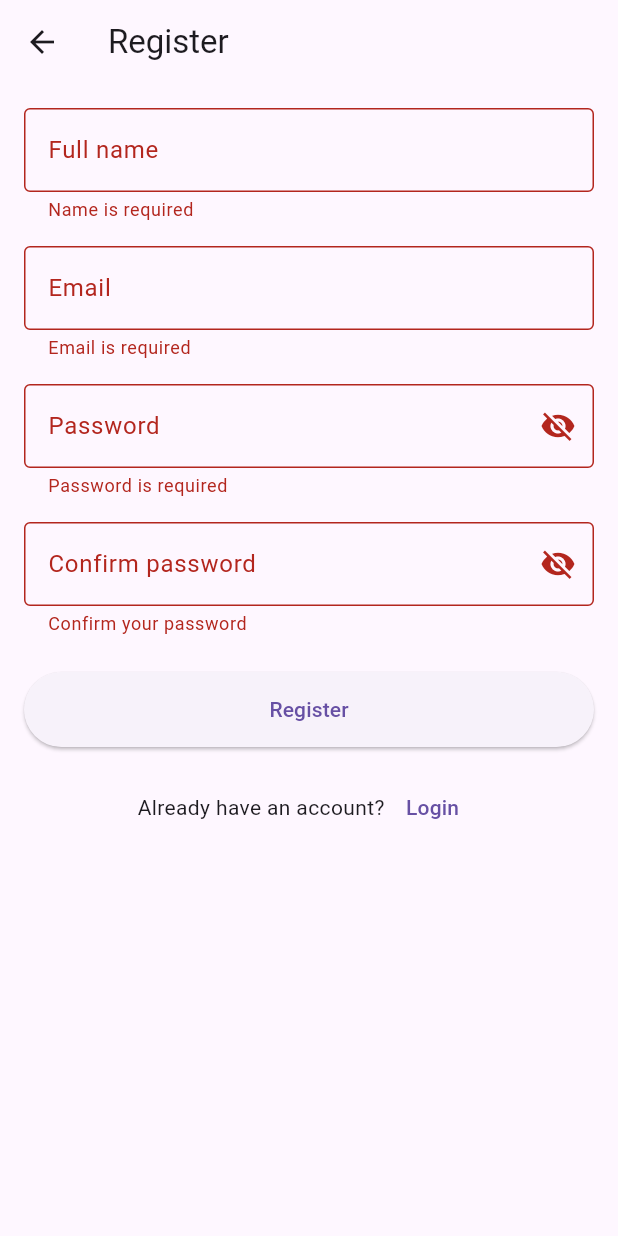
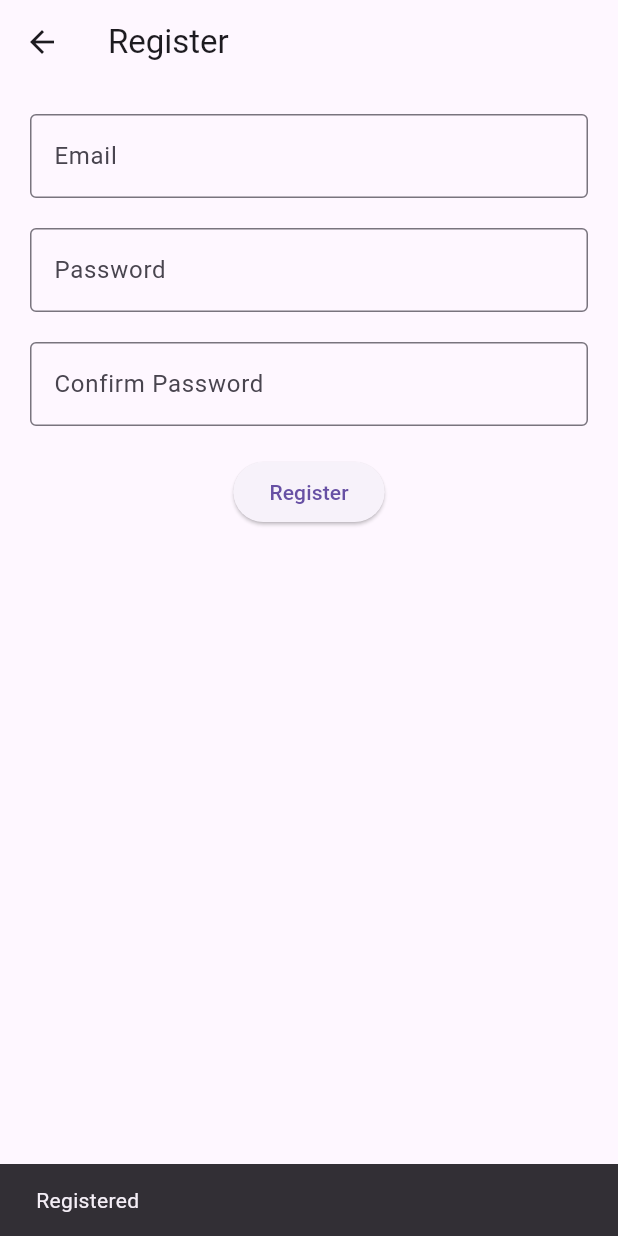
Before and after one commit to IshaSavaliya25/Flutter-Udamy-Course, a Flutter app: the RegistrationScreen screen opened directly, after a tap on "Register", on a phone screen of 412 x 824 dp. Run offline on Flutter 3.47's test engine with Material 3 defaults, Android fonts, the phone set to English and light mode, and no system bars.

Commit message:
Udemy Course

```diff
--- /dev/null
+++ b/Section-4_Navigation_and_Routing/10. Passing Data Between Screens.txt
@@ -0,0 +1,6 @@
+Passing Data Between Screens
+Send some information when moving between screens.
+Example: Sending user name, ID, or product details.
+
+Pass the data using Navigator.push
+Receiving Data Back (pop() with value)
--- a/Section-4_Navigation_and_Routing/ecom_app/lib/screens/registration_screen.dart
+++ b/Section-4_Navigation_and_Routing/ecom_app/lib/screens/registration_screen.dart
@@ -1,5 +1,4 @@
 import 'package:flutter/material.dart';
-import 'package:ecom_app/screens/login_screen.dart';
 
 class RegistrationScreen extends StatefulWidget {
   const RegistrationScreen({super.key});
@@ -9,152 +8,61 @@ class RegistrationScreen extends StatefulWidget {
 }
 
 class _RegistrationScreenState extends State<RegistrationScreen> {
-  final _formKey = GlobalKey<FormState>();
-
-  final _nameController = TextEditingController();
-  final _emailController = TextEditingController();
-  final _passwordController = TextEditingController();
-  final _confirmController = TextEditingController();
-
-  bool _obscurePassword = true;
-  bool _obscureConfirm = true;
+  final TextEditingController email = TextEditingController();
+  final TextEditingController pass = TextEditingController();
+  final TextEditingController cpass = TextEditingController();
 
   @override
   void dispose() {
-    _nameController.dispose();
-    _emailController.dispose();
-    _passwordController.dispose();
-    _confirmController.dispose();
+    email.dispose();
+    pass.dispose();
+    cpass.dispose();
     super.dispose();
-  }
-
-  void _submit() {
-    if (_formKey.currentState?.validate() ?? false) {
-      ScaffoldMessenger.of(
-        context,
-      ).showSnackBar(const SnackBar(content: Text('Registration successful')));
-
-      Future.delayed(const Duration(milliseconds: 700), () {
-        Navigator.pushReplacement(
-          context,
-          MaterialPageRoute(builder: (context) => LoginScreen()),
-        );
-      });
-    }
-  }
-
-  String? _validateEmail(String? value) {
-    if (value == null || value.trim().isEmpty) return 'Email is required';
-    final emailRegex = RegExp(r'^[^@]+@[^@]+\.[^@]+');
-    if (!emailRegex.hasMatch(value.trim())) return 'Enter a valid email';
-    return null;
   }
 
   @override
   Widget build(BuildContext context) {
     return Scaffold(
-      appBar: AppBar(
-        title: const Text('Register'),
-        automaticallyImplyLeading: true,
-      ),
+      appBar: AppBar(title: const Text("Register")),
       body: Padding(
-        padding: const EdgeInsets.all(16.0),
-        child: Form(
-          key: _formKey,
-          child: ListView(
-            // ListView keeps layout when keyboard appears
-            shrinkWrap: true,
+        padding: const EdgeInsets.all(20),
+        child: Column(
           children: [
-              TextFormField(
-                controller: _nameController,
+            TextField(
+              controller: email,
               decoration: const InputDecoration(
-                  labelText: 'Full name',
+                label: Text("Email"),
                 border: OutlineInputBorder(),
               ),
-                validator: (v) =>
-                    (v == null || v.trim().isEmpty) ? 'Name is required' : null,
             ),
-              const SizedBox(height: 16),
-              TextFormField(
-                controller: _emailController,
+            const SizedBox(height: 20),
+            TextField(
+              controller: pass,
+              obscureText: true,
               decoration: const InputDecoration(
-                  labelText: 'Email',
+                label: Text("Password"),
                 border: OutlineInputBorder(),
               ),
-                keyboardType: TextInputType.emailAddress,
-                validator: _validateEmail,
             ),
-              const SizedBox(height: 16),
-              TextFormField(
-                controller: _passwordController,
-                decoration: InputDecoration(
-                  labelText: 'Password',
-                  border: const OutlineInputBorder(),
-                  suffixIcon: IconButton(
-                    icon: Icon(
-                      _obscurePassword
-                          ? Icons.visibility_off
-                          : Icons.visibility,
-                    ),
-                    onPressed: () =>
-                        setState(() => _obscurePassword = !_obscurePassword),
+            const SizedBox(height: 20),
+            TextField(
+              controller: cpass,
+              obscureText: true,
+              decoration: const InputDecoration(
+                label: Text("Confirm Password"),
+                border: OutlineInputBorder(),
               ),
             ),
-                obscureText: _obscurePassword,
-                validator: (v) {
-                  if (v == null || v.isEmpty) return 'Password is required';
-                  if (v.length < 6) return 'Password must be >= 6 chars';
-                  return null;
+            const SizedBox(height: 20),
+            ElevatedButton(
+              onPressed: () {
+                ScaffoldMessenger.of(
+                  context,
+                ).showSnackBar(const SnackBar(content: Text("Registered")));
               },
-              ),
-              const SizedBox(height: 16),
-              TextFormField(
-                controller: _confirmController,
-                decoration: InputDecoration(
-                  labelText: 'Confirm password',
-                  border: const OutlineInputBorder(),
-                  suffixIcon: IconButton(
-                    icon: Icon(
-                      _obscureConfirm ? Icons.visibility_off : Icons.visibility,
-                    ),
-                    onPressed: () =>
-                        setState(() => _obscureConfirm = !_obscureConfirm),
-                  ),
-                ),
-                obscureText: _obscureConfirm,
-                validator: (v) {
-                  if (v == null || v.isEmpty) return 'Confirm your password';
-                  if (v != _passwordController.text)
-                    return 'Passwords do not match';
-                  return null;
-                },
-              ),
-              const SizedBox(height: 24),
-              ElevatedButton(
-                onPressed: _submit,
-                style: ElevatedButton.styleFrom(
-                  minimumSize: const Size(double.infinity, 50),
-                ),
-                child: const Text('Register'),
-              ),
-              const SizedBox(height: 16),
-              Row(
-                mainAxisAlignment: MainAxisAlignment.center,
-                children: [
-                  const Text("Already have an account?"),
-                  TextButton(
-                    onPressed: () {
-                      Navigator.pushReplacement(
-                        context,
-                        MaterialPageRoute(builder: (context) => LoginScreen()),
-                      );
-                    },
-                    child: const Text('Login'),
+              child: const Text("Register"),
             ),
           ],
-              ),
-            ],
-          ),
         ),
       ),
     );
```
Also changed, not shown: Section-4_Navigation_and_Routing/9. Navigation Basics.txt (+13 -0 lines), Section-4_Navigation_and_Routing/ecom_app/lib/screens/dashboard_screen.dart (added, +20 -0 lines), Section-4_Navigation_and_Routing/ecom_app/lib/screens/login_screen.dart (+52 -39 lines), Section-4_Navigation_and_Routing/ecom_app/lib/screens/splash_screen.dart (+6 -16 lines), Section-4_Navigation_and_Routing/11. Use Nammed Routes.txt (added). Lines whose indentation alone changed are shown as unchanged.
